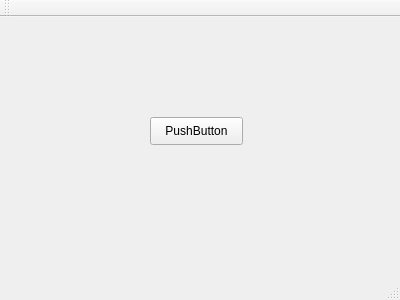
Old version of the form vika3/adalgluggi.ui in the repository editomars/VLN1_h22.
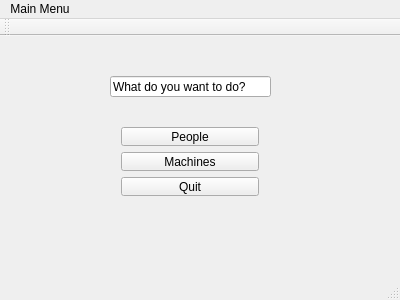
New version of the form.

Commit message: main gluggi buin til

Patch:
```diff
--- a/vika3/adalgluggi.ui
+++ b/vika3/adalgluggi.ui
@@ -14,39 +14,78 @@
    <string>adalgluggi</string>
   </property>
   <widget class="QWidget" name="centralWidget">
-   <widget class="QPushButton" name="pushButton">
+   <widget class="QWidget" name="verticalLayoutWidget">
     <property name="geometry">
      <rect>
-      <x>150</x>
-      <y>100</y>
-      <width>93</width>
-      <height>28</height>
+      <x>110</x>
+      <y>80</y>
+      <width>160</width>
+      <height>91</height>
+     </rect>
+    </property>
+    <layout class="QVBoxLayout" name="verticalLayout">
+     <item>
+      <widget class="QPushButton" name="folk">
+       <property name="text">
+        <string>People</string>
+       </property>
+      </widget>
+     </item>
+     <item>
+      <widget class="QPushButton" name="velar">
+       <property name="text">
+        <string>Machines</string>
+       </property>
+      </widget>
+     </item>
+     <item>
+      <widget class="QPushButton" name="haetta">
+       <property name="text">
+        <string>Quit</string>
+       </property>
+      </widget>
+     </item>
+    </layout>
+   </widget>
+   <widget class="QLineEdit" name="lineEdit">
+    <property name="geometry">
+     <rect>
+      <x>110</x>
+      <y>40</y>
+      <width>161</width>
+      <height>21</height>
      </rect>
     </property>
     <property name="text">
-     <string>PushButton</string>
+     <string>What do you want to do?</string>
     </property>
    </widget>
   </widget>
+  <widget class="QToolBar" name="mainToolBar">
+   <attribute name="toolBarArea">
+    <enum>TopToolBarArea</enum>
+   </attribute>
+   <attribute name="toolBarBreak">
+    <bool>true</bool>
+   </attribute>
+  </widget>
+  <widget class="QStatusBar" name="statusBar"/>
   <widget class="QMenuBar" name="menuBar">
    <property name="geometry">
     <rect>
      <x>0</x>
      <y>0</y>
      <width>400</width>
-     <height>26</height>
+     <height>21</height>
     </rect>
    </property>
+   <widget class="QMenu" name="menuMain_Menu">
+    <property name="title">
+     <string>Main Menu</string>
+    </property>
+   </widget>
+   <addaction name="menuMain_Menu"/>
   </widget>
-  <widget class="QToolBar" name="mainToolBar">
-   <attribute name="toolBarArea">
-    <enum>TopToolBarArea</enum>
-   </attribute>
-   <attribute name="toolBarBreak">
-    <bool>false</bool>
-   </attribute>
-  </widget>
-  <widget class="QStatusBar" name="statusBar"/>
  </widget>
  <layoutdefault spacing="6" margin="11"/>
  <resources/>
```
The commit also changes 3 other files.
